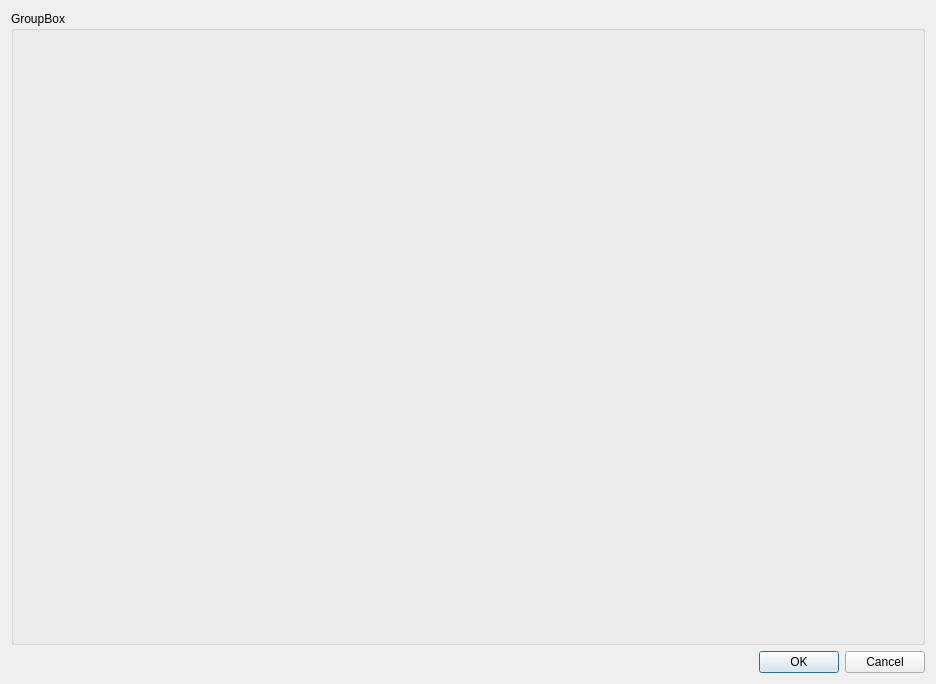
This is Tools/Qt/TaskBatchProperties.ui in klapeto/elpida as Qt 5 draws it before an edit. The edited form follows.
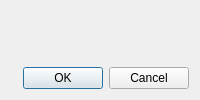
This is the edited form.

```diff
--- a/Tools/Qt/TaskBatchProperties.ui
+++ b/Tools/Qt/TaskBatchProperties.ui
@@ -2,24 +2,12 @@
 <ui version="4.0">
  <class>TaskBatchProperties</class>
  <widget class="QDialog" name="TaskBatchProperties">
-  <property name="geometry">
-   <rect>
-    <x>0</x>
-    <y>0</y>
-    <width>936</width>
-    <height>684</height>
-   </rect>
-  </property>
   <property name="windowTitle">
    <string>Dialog</string>
   </property>
   <layout class="QVBoxLayout" name="verticalLayout">
    <item>
-    <widget class="QGroupBox" name="gbTaskBatchContainer">
-     <property name="title">
-      <string>GroupBox</string>
-     </property>
-    </widget>
+    <widget class="QWidget" name="wTaskBatchPropertiesContainer" native="true"/>
    </item>
    <item>
     <widget class="QDialogButtonBox" name="buttonBox">
```
